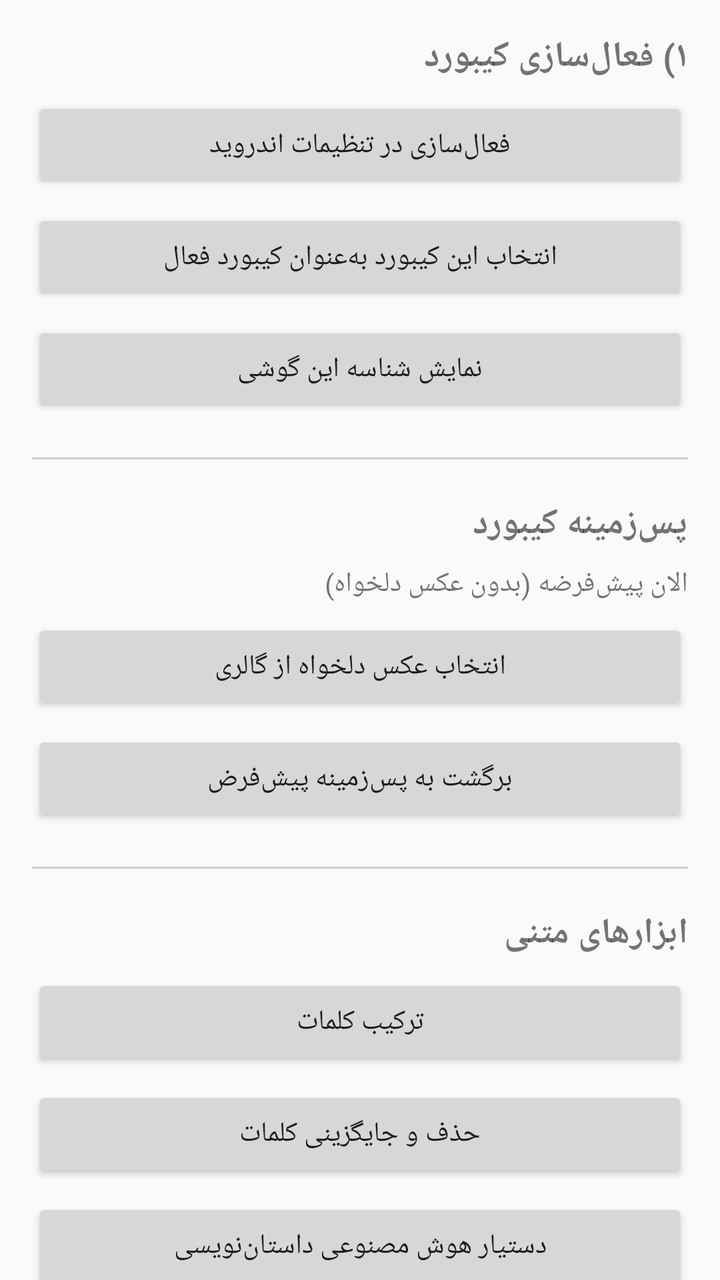
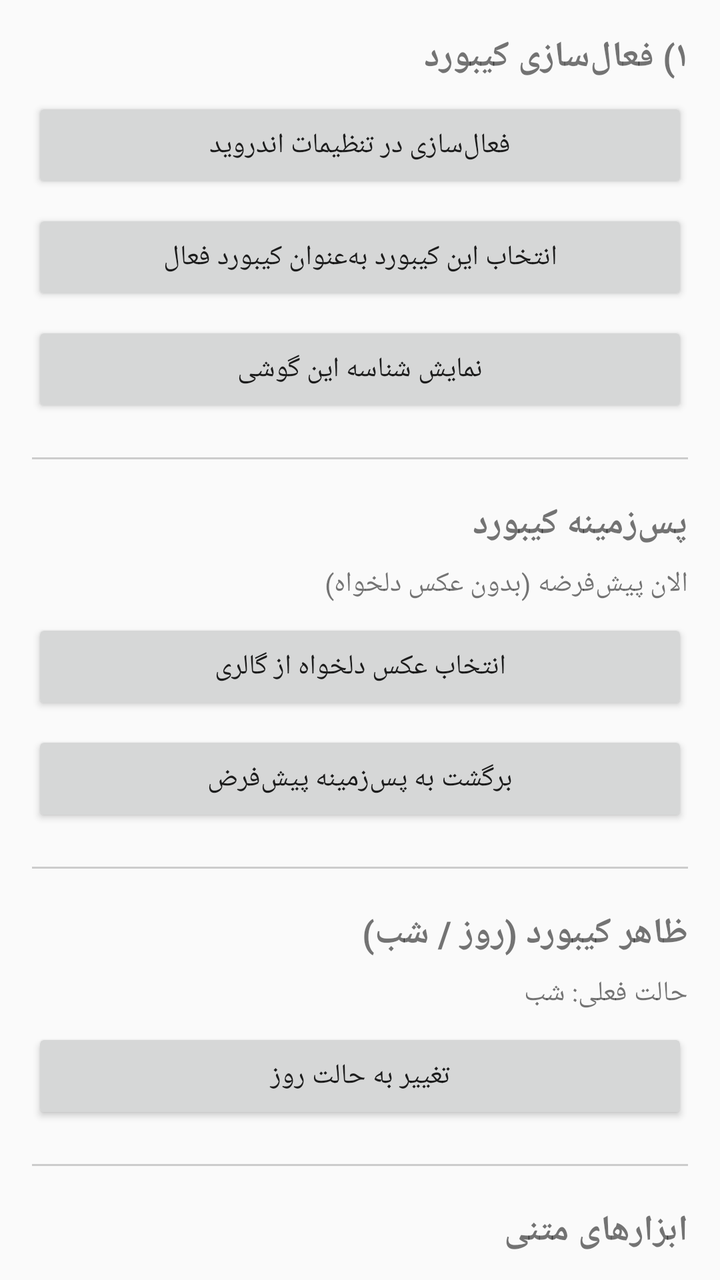

Compare the two renders of this Android layout. The source of the first and the diff that turns it into the second are given below.
<!-- AndroidManifest.xml: application theme Theme.AppCompat.Light -->
<!-- res/layout/activity_settings.xml -->
<?xml version="1.0" encoding="utf-8"?>
<androidx.core.widget.NestedScrollView xmlns:android="http://schemas.android.com/apk/res/android"
    android:layout_width="match_parent"
    android:layout_height="match_parent">

    <LinearLayout
        android:layout_width="match_parent"
        android:layout_height="wrap_content"
        android:orientation="vertical"
        android:padding="16dp">

        <TextView
            android:layout_width="match_parent"
            android:layout_height="wrap_content"
            android:text="۱) فعال‌سازی کیبورد"
            android:textStyle="bold"
            android:textSize="18sp"
            android:paddingBottom="8dp" />

        <Button
            android:id="@+id/btnEnableKeyboard"
            android:layout_width="match_parent"
            android:layout_height="wrap_content"
            android:text="فعال‌سازی در تنظیمات اندروید" />

        <Button
            android:id="@+id/btnSwitchKeyboard"
            android:layout_width="match_parent"
            android:layout_height="wrap_content"
            android:layout_marginTop="8dp"
            android:text="انتخاب این کیبورد به‌عنوان کیبورد فعال" />

        <Button
            android:id="@+id/btnShowDeviceId"
            android:layout_width="match_parent"
            android:layout_height="wrap_content"
            android:layout_marginTop="8dp"
            android:text="نمایش شناسه این گوشی" />

        <View
            android:layout_width="match_parent"
            android:layout_height="1dp"
            android:background="#CCCCCC"
            android:layout_marginVertical="20dp" />

        <TextView
            android:layout_width="match_parent"
            android:layout_height="wrap_content"
            android:text="پس‌زمینه کیبورد"
            android:textStyle="bold"
            android:textSize="18sp"
            android:paddingBottom="8dp" />

        <TextView
            android:id="@+id/txtBackgroundStatus"
            android:layout_width="match_parent"
            android:layout_height="wrap_content"
            android:layout_marginBottom="8dp"
            android:text="الان پیش‌فرضه (بدون عکس دلخواه)" />

        <Button
            android:id="@+id/btnPickBackground"
            android:layout_width="match_parent"
            android:layout_height="wrap_content"
            android:text="انتخاب عکس دلخواه از گالری" />

        <Button
            android:id="@+id/btnResetBackground"
            android:layout_width="match_parent"
            android:layout_height="wrap_content"
            android:layout_marginTop="8dp"
            android:text="برگشت به پس‌زمینه پیش‌فرض" />

        <View
            android:layout_width="match_parent"
            android:layout_height="1dp"
            android:background="#CCCCCC"
            android:layout_marginVertical="20dp" />

        <TextView
            android:layout_width="match_parent"
            android:layout_height="wrap_content"
            android:text="ابزارهای متنی"
            android:textStyle="bold"
            android:textSize="18sp"
            android:paddingBottom="8dp" />

        <Button
            android:id="@+id/btnWordShuffle"
            android:layout_width="match_parent"
            android:layout_height="wrap_content"
            android:text="ترکیب کلمات" />

        <Button
            android:id="@+id/btnTextReplace"
            android:layout_width="match_parent"
            android:layout_height="wrap_content"
            android:layout_marginTop="8dp"
            android:text="حذف و جایگزینی کلمات" />

        <Button
            android:id="@+id/btnAiWriter"
            android:layout_width="match_parent"
            android:layout_height="wrap_content"
            android:layout_marginTop="8dp"
            android:text="دستیار هوش مصنوعی داستان‌نویسی" />

        <View
            android:layout_width="match_parent"
            android:layout_height="1dp"
            android:background="#CCCCCC"
            android:layout_marginVertical="20dp" />

        <TextView
            android:layout_width="match_parent"
            android:layout_height="wrap_content"
            android:text="۲) متن اختصاصی هر حرف (با دوبار ضربه فعال می‌شود)"
            android:textStyle="bold"
            android:textSize="18sp"
            android:paddingBottom="8dp" />

        <LinearLayout
            android:id="@+id/lettersContainer"
            android:layout_width="match_parent"
            android:layout_height="wrap_content"
            android:orientation="vertical" />

        <View
            android:layout_width="match_parent"
            android:layout_height="1dp"
            android:background="#CCCCCC"
            android:layout_marginVertical="20dp" />

        <TextView
            android:layout_width="match_parent"
            android:layout_height="wrap_content"
            android:text="۳) متن تایپ خودکار"
            android:textStyle="bold"
            android:textSize="18sp"
            android:paddingBottom="8dp" />

        <EditText
            android:id="@+id/autoTypeEditText"
            android:layout_width="match_parent"
            android:layout_height="wrap_content"
            android:minLines="6"
            android:gravity="top|start"
            android:hint="متنی که باید خودکار تایپ بشه رو اینجا بچسبون..." />

        <TextView
            android:id="@+id/speedLabel"
            android:layout_width="match_parent"
            android:layout_height="wrap_content"
            android:layout_marginTop="12dp"
            android:text="سرعت تایپ" />

        <SeekBar
            android:id="@+id/speedSeekBar"
            android:layout_width="match_parent"
            android:layout_height="wrap_content"
            android:max="295" />

        <Button
            android:id="@+id/btnSaveAutoType"
            android:layout_width="match_parent"
            android:layout_height="wrap_content"
            android:layout_marginTop="12dp"
            android:text="ذخیره متن و سرعت" />

        <TextView
            android:layout_width="match_parent"
            android:layout_height="wrap_content"
            android:layout_marginTop="16dp"
            android:textColor="#666666"
            android:text="برای شروع تایپ خودکار: برو توی هر اپی، روی فیلد متنی ضربه بزن، این کیبورد رو انتخاب کن و دکمه ▶ روی کیبورد رو بزن. برای توقف دوباره ▶ رو بزن." />

    </LinearLayout>
</androidx.core.widget.NestedScrollView>
<!-- resources referenced by this layout -->
<resources>

</resources>

<!-- the commit's change to res/layout/activity_settings.xml (unified diff, before → after) -->
@@ -80,6 +80,33 @@
         <TextView
             android:layout_width="match_parent"
             android:layout_height="wrap_content"
+            android:text="ظاهر کیبورد (روز / شب)"
+            android:textStyle="bold"
+            android:textSize="18sp"
+            android:paddingBottom="8dp" />
+
+        <TextView
+            android:id="@+id/txtThemeStatus"
+            android:layout_width="match_parent"
+            android:layout_height="wrap_content"
+            android:layout_marginBottom="8dp"
+            android:text="حالت فعلی: شب" />
+
+        <Button
+            android:id="@+id/btnToggleTheme"
+            android:layout_width="match_parent"
+            android:layout_height="wrap_content"
+            android:text="تغییر به حالت روز" />
+
+        <View
+            android:layout_width="match_parent"
+            android:layout_height="1dp"
+            android:background="#CCCCCC"
+            android:layout_marginVertical="20dp" />
+
+        <TextView
+            android:layout_width="match_parent"
+            android:layout_height="wrap_content"
             android:text="ابزارهای متنی"
             android:textStyle="bold"
             android:textSize="18sp"
